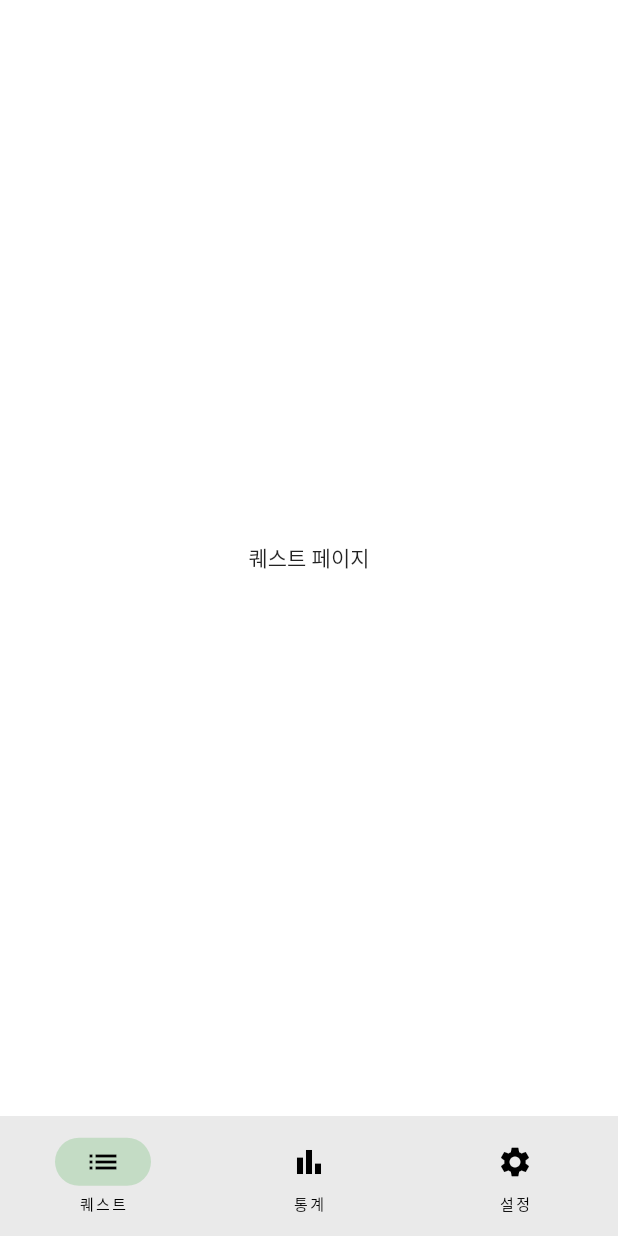
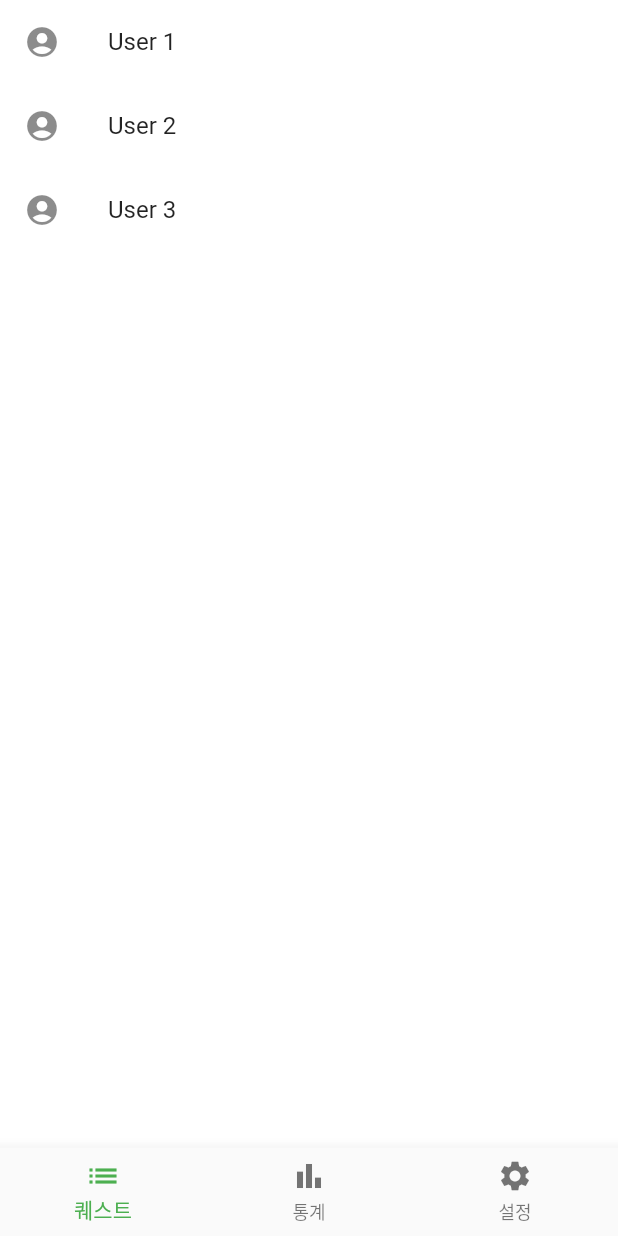
Before and after one commit to lockcept/Quelendar, a Flutter app: the screen it shows after launch, on a phone screen of 412 x 824 dp. Run offline on Flutter 3.47's test engine with Material 2 defaults, Android fonts, the phone set to English and light mode, and no system bars.

Commit message:
feat: quest list view 뼈대

```diff
--- a/lib/quest_tracker.dart
+++ b/lib/quest_tracker.dart
@@ -10,48 +10,69 @@ class QuestTracker extends StatefulWidget {
 class QuestTrackerState extends State<QuestTracker> {
   int currentPageIndex = 0;
 
+  late List<Widget> bodyList;
+
+  QuestTrackerState() {
+    bodyList = <Widget>[
+      Container(
+        color: Colors.white,
+        alignment: Alignment.center,
+        child: ListView(
+          children: const <Widget>[
+            ListTile(
+              leading: Icon(Icons.account_circle),
+              title: Text('User 1'),
+            ),
+            ListTile(
+              leading: Icon(Icons.account_circle),
+              title: Text('User 2'),
+            ),
+            ListTile(
+              leading: Icon(Icons.account_circle),
+              title: Text('User 3'),
+            ),
+          ],
+        ),
+      ),
+      Container(
+        color: Colors.white,
+        alignment: Alignment.center,
+        child: const Text('통계'),
+      ),
+      Container(
+        color: Colors.white,
+        alignment: Alignment.center,
+        child: const Text('설정'),
+      ),
+    ];
+  }
+
   @override
   Widget build(BuildContext context) {
     return Scaffold(
-      bottomNavigationBar: NavigationBar(
-        onDestinationSelected: (int index) {
+      bottomNavigationBar: BottomNavigationBar(
+        onTap: (int index) {
           setState(() {
             currentPageIndex = index;
           });
         },
-        selectedIndex: currentPageIndex,
-        destinations: const <Widget>[
-          NavigationDestination(
+        currentIndex: currentPageIndex,
+        items: const <BottomNavigationBarItem>[
+          BottomNavigationBarItem(
             icon: Icon(Icons.list),
             label: '퀘스트',
           ),
-          NavigationDestination(
+          BottomNavigationBarItem(
             icon: Icon(Icons.bar_chart),
             label: '통계',
           ),
-          NavigationDestination(
+          BottomNavigationBarItem(
             icon: Icon(Icons.settings),
             label: '설정',
           ),
         ],
       ),
-      body: <Widget>[
-        Container(
-          color: Colors.white,
-          alignment: Alignment.center,
-          child: const Text('퀘스트 페이지'),
-        ),
-        Container(
-          color: Colors.white,
-          alignment: Alignment.center,
-          child: const Text('통계 페이지'),
-        ),
-        Container(
-          color: Colors.white,
-          alignment: Alignment.center,
-          child: const Text('설정 페이지'),
-        ),
-      ][currentPageIndex],
+      body: bodyList[currentPageIndex],
     );
   }
 }
```
